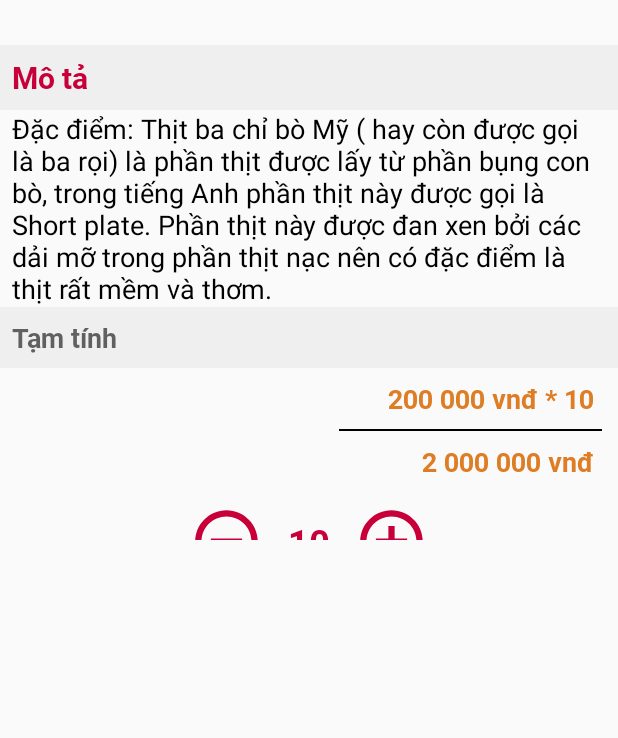
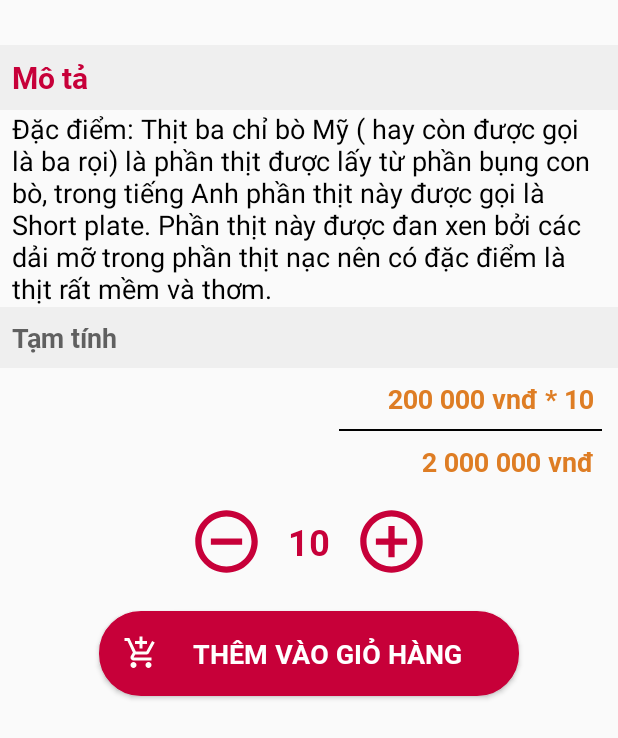
Before and after one commit to SPCable/MyApp, an Android app: the layout content_scrolling.xml on its own in the app's theme, with its tools: preview values and no code run, on a phone screen of 412 x 824 dp. Shown: the top 738 px of the screen. Run offline under Robolectric (Android 15) with nearby library versions, the phone set to English and light mode, and no system bars; Roboto replaces fonts that are not available here.

Commit message:
Tiên_Mobile

```diff
--- a/app/src/main/res/layout/content_scrolling.xml
+++ b/app/src/main/res/layout/content_scrolling.xml
@@ -3,7 +3,7 @@
     xmlns:app="http://schemas.android.com/apk/res-auto"
     xmlns:tools="http://schemas.android.com/tools"
     android:layout_width="match_parent"
-    android:layout_height="330dp"
+    android:layout_height="match_parent"
 
     android:translationY="30dp"
     app:layout_behavior="@string/appbar_scrolling_view_behavior"
```
